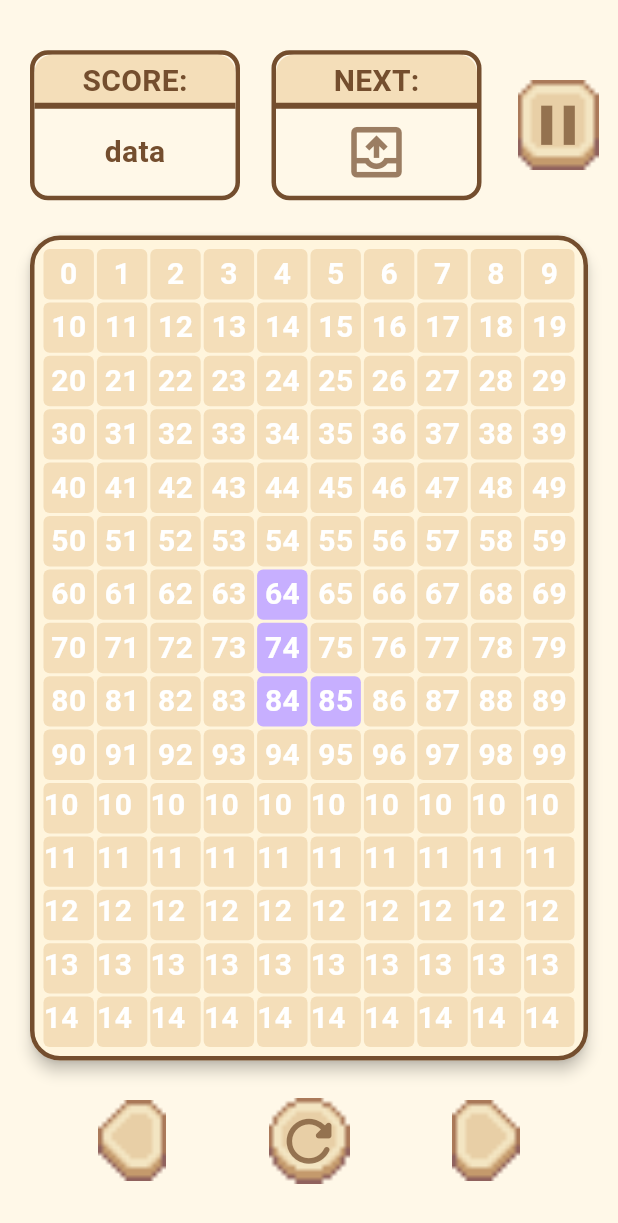
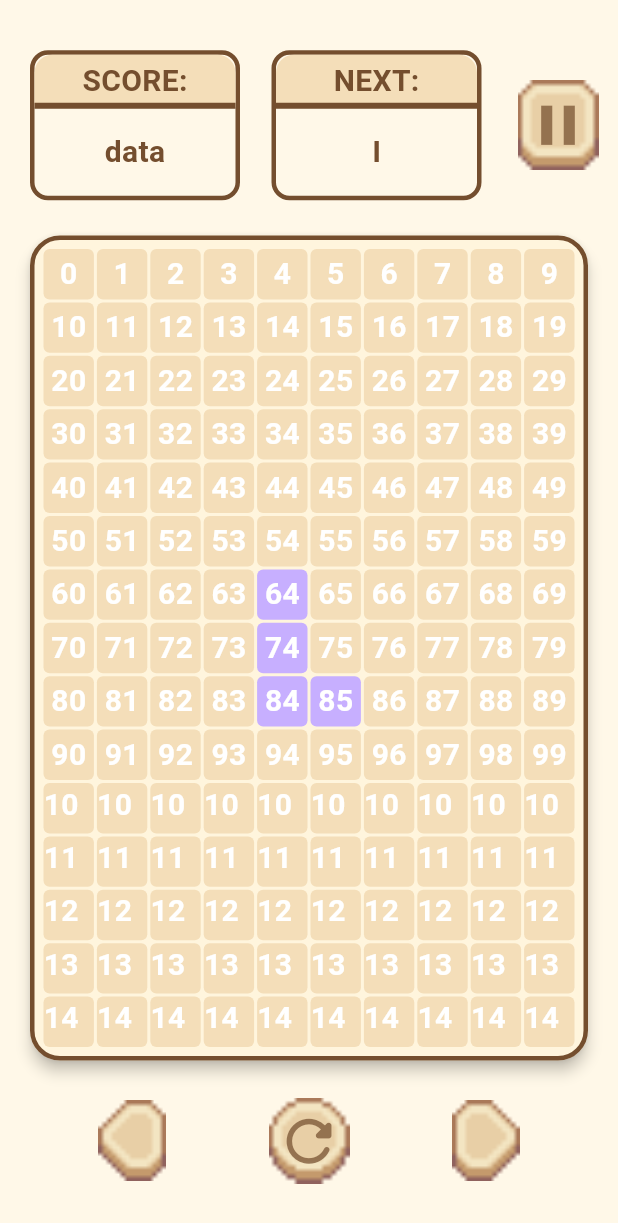
Before and after one commit to Alex-Yu21/tetris, a Flutter app: the screen it shows after launch, on a phone screen of 412 x 824 dp. Shown: the top 1223 px of the screen. Run offline on Flutter 3.47's test engine with Material 3 defaults, Android fonts, the phone set to English and light mode, and no system bars.

Commit message:
feat: new piece card mockup

```diff
--- a/lib/domain/logic/game_manager.dart
+++ b/lib/domain/logic/game_manager.dart
@@ -10,9 +10,11 @@ class GameManager {
   );
 
   Piece currentPiece = Piece(type: Tetromino.L);
+  Piece? nextPiece;
 
   void startGame() {
     currentPiece.initializePiece();
+    nextPiece = _generateRandomPiece();
 
     Duration frameRate = const Duration(milliseconds: 800);
     gameLoop(frameRate);
@@ -72,12 +74,16 @@ class GameManager {
   }
 
   void createNewPiece() {
-    Random rand = Random();
+    currentPiece = nextPiece!;
+    currentPiece.initializePiece();
+    nextPiece = _generateRandomPiece();
+  }
 
+  Piece _generateRandomPiece() {
+    final rand = Random();
     Tetromino randomType =
         Tetromino.values[rand.nextInt(Tetromino.values.length)];
-    currentPiece = Piece(type: randomType);
-    currentPiece.initializePiece();
+    return Piece(type: randomType);
   }
 
   void moveRight() {
--- a/lib/presentation/screens/board.dart
+++ b/lib/presentation/screens/board.dart
@@ -50,7 +50,16 @@ class _BoardState extends State<BoardScreen> {
         mainAxisAlignment: MainAxisAlignment.spaceBetween,
         children: [
           const CardWidget(title: 'SCORE:', result: Text('data')),
-          const CardWidget(title: 'NEXT:', result: Icon(Icons.outbox_outlined)),
+          CardWidget(
+            title: 'NEXT:',
+            result: Text(
+              widget.manager.nextPiece?.type.name.toUpperCase().substring(
+                    0,
+                    1,
+                  ) ??
+                  '',
+            ),
+          ),
           ButtonIconWidget(
             normalImage: 'assets/button.png',
             pressedImage: 'assets/button_pr.png',
```
